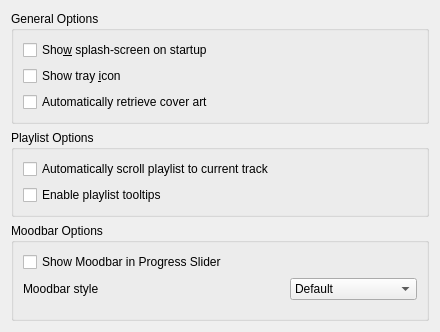
Before: the Qt Designer form src/configdialog/dialogs/GeneralConfig.ui in netrunner-debian-kde-extras/amarok, drawn with Qt 5.
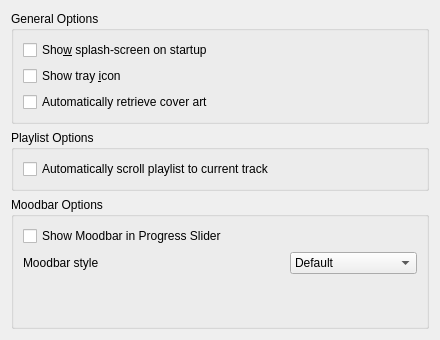
After: the same form once the commit is applied.

The edit to the form file:
```diff
--- a/src/configdialog/dialogs/GeneralConfig.ui
+++ b/src/configdialog/dialogs/GeneralConfig.ui
@@ -7,9 +7,15 @@
     <x>0</x>
     <y>0</y>
     <width>440</width>
-    <height>332</height>
+    <height>340</height>
    </rect>
   </property>
+  <property name="minimumSize">
+   <size>
+    <width>0</width>
+    <height>340</height>
+   </size>
+  </property>
   <layout class="QVBoxLayout" name="verticalLayout">
    <item>
     <widget class="QGroupBox" name="generalBox">
@@ -66,13 +72,6 @@
         </property>
        </widget>
       </item>
-      <item row="1" column="0">
-       <widget class="QCheckBox" name="kcfg_EnableToolTips">
-        <property name="text">
-         <string>Enable playlist tooltips</string>
-        </property>
-       </widget>
-      </item>
      </layout>
     </widget>
    </item>
```
Left out of the diff: 4 changed lines with no effect on the pictures.
